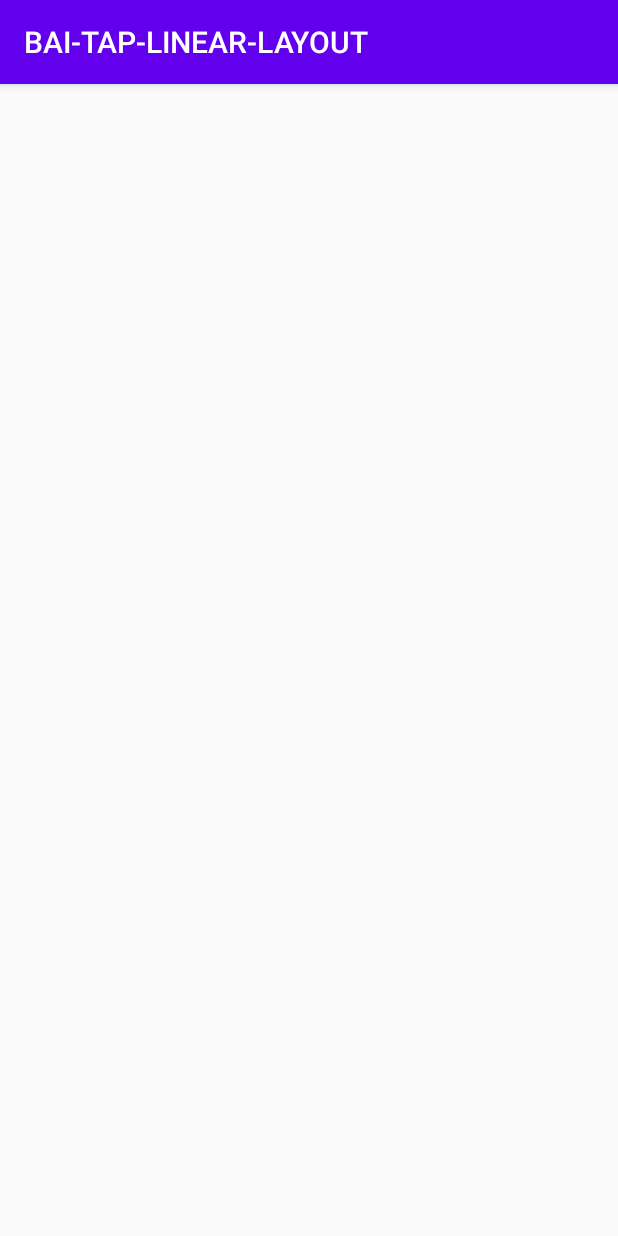
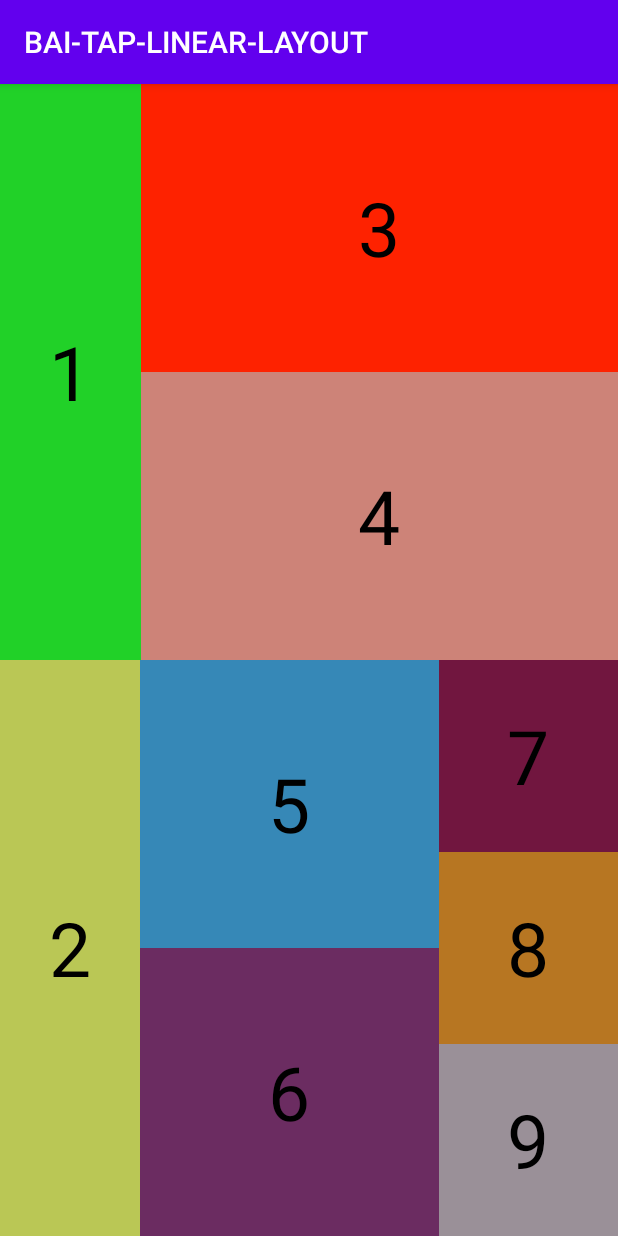
Before and after one commit to phamtandatx/BAI-TAP-LINEAR-LAYOUT, an Android app: the screen it shows after launch (MainActivity), on a phone screen of 412 x 824 dp. Run offline under Robolectric (Android 15) with nearby library versions, the phone set to English and light mode, and no system bars.

Commit message:
xong bai 4

```diff
--- a/app/src/main/res/layout/activity_main.xml
+++ b/app/src/main/res/layout/activity_main.xml
@@ -13,9 +13,18 @@
         android:layout_weight="50">
 
         <LinearLayout
-            android:layout_weight="40"
+            android:layout_weight="34"
             android:layout_width="match_parent"
             android:layout_height="match_parent">
+            <TextView
+                android:gravity="center"
+                android:text="1"
+                android:background="#21d128"
+                android:textSize="50sp"
+                android:textColor="#000000"
+                android:layout_width="match_parent"
+                android:layout_height="match_parent">
+            </TextView>
         </LinearLayout>
 
         <LinearLayout
@@ -28,12 +37,31 @@
                 android:layout_weight="5"
                 android:layout_width="match_parent"
                 android:layout_height="match_parent">
+                <TextView
+                    android:gravity="center"
+                    android:text="3"
+                    android:background="#fe2200"
+                    android:textSize="50sp"
+                    android:textColor="#000000"
+                    android:layout_width="match_parent"
+                    android:layout_height="match_parent">
+                </TextView>
+
 
             </LinearLayout>
             <LinearLayout
                 android:layout_weight="5"
                 android:layout_width="match_parent"
                 android:layout_height="match_parent">
+                <TextView
+                    android:gravity="center"
+                    android:text="4"
+                    android:background="#cd8378"
+                    android:textSize="50sp"
+                    android:textColor="#000000"
+                    android:layout_width="match_parent"
+                    android:layout_height="match_parent">
+                </TextView>
             </LinearLayout>
         </LinearLayout>
 
@@ -48,6 +76,15 @@
             android:layout_weight="12"
             android:layout_width="match_parent"
             android:layout_height="match_parent">
+            <TextView
+                android:gravity="center"
+                android:text="2"
+                android:background="#bac755"
+                android:textSize="50sp"
+                android:textColor="#000000"
+                android:layout_width="match_parent"
+                android:layout_height="match_parent">
+            </TextView>
         </LinearLayout>
         <LinearLayout
             android:orientation="vertical"
@@ -59,13 +96,29 @@
                 android:layout_weight="4"
                 android:layout_width="match_parent"
                 android:layout_height="match_parent">
-
+                <TextView
+                    android:gravity="center"
+                    android:text="5"
+                    android:background="#3688b7"
+                    android:textSize="50sp"
+                    android:textColor="#000000"
+                    android:layout_width="match_parent"
+                    android:layout_height="match_parent">
+                </TextView>
             </LinearLayout>
             <LinearLayout
                 android:layout_weight="4"
                 android:layout_width="match_parent"
                 android:layout_height="match_parent">
-
+                <TextView
+                    android:gravity="center"
+                    android:text="6"
+                    android:background="#6b2c61"
+                    android:textSize="50sp"
+                    android:textColor="#000000"
+                    android:layout_width="match_parent"
+                    android:layout_height="match_parent">
+                </TextView>
             </LinearLayout>
         </LinearLayout>
         <LinearLayout
@@ -78,19 +131,43 @@
                 android:layout_weight="2"
                 android:layout_width="match_parent"
                 android:layout_height="match_parent">
-
+                <TextView
+                    android:gravity="center"
+                    android:text="7"
+                    android:background="#71163f"
+                    android:textSize="50sp"
+                    android:textColor="#000000"
+                    android:layout_width="match_parent"
+                    android:layout_height="match_parent">
+                </TextView>
             </LinearLayout>
             <LinearLayout
                 android:layout_weight="2"
                 android:layout_width="match_parent"
                 android:layout_height="match_parent">
-
+                <TextView
+                    android:gravity="center"
+                    android:text="8"
+                    android:background="#b77622"
+                    android:textSize="50sp"
+                    android:textColor="#000000"
+                    android:layout_width="match_parent"
+                    android:layout_height="match_parent">
+                </TextView>
             </LinearLayout>
             <LinearLayout
                 android:layout_weight="2"
                 android:layout_width="match_parent"
                 android:layout_height="match_parent">
-
+                <TextView
+                    android:gravity="center"
+                    android:text="9"
+                    android:background="#9a9098"
+                    android:textSize="50sp"
+                    android:textColor="#000000"
+                    android:layout_width="match_parent"
+                    android:layout_height="match_parent">
+                </TextView>
             </LinearLayout>
         </LinearLayout>
     </LinearLayout>
```
